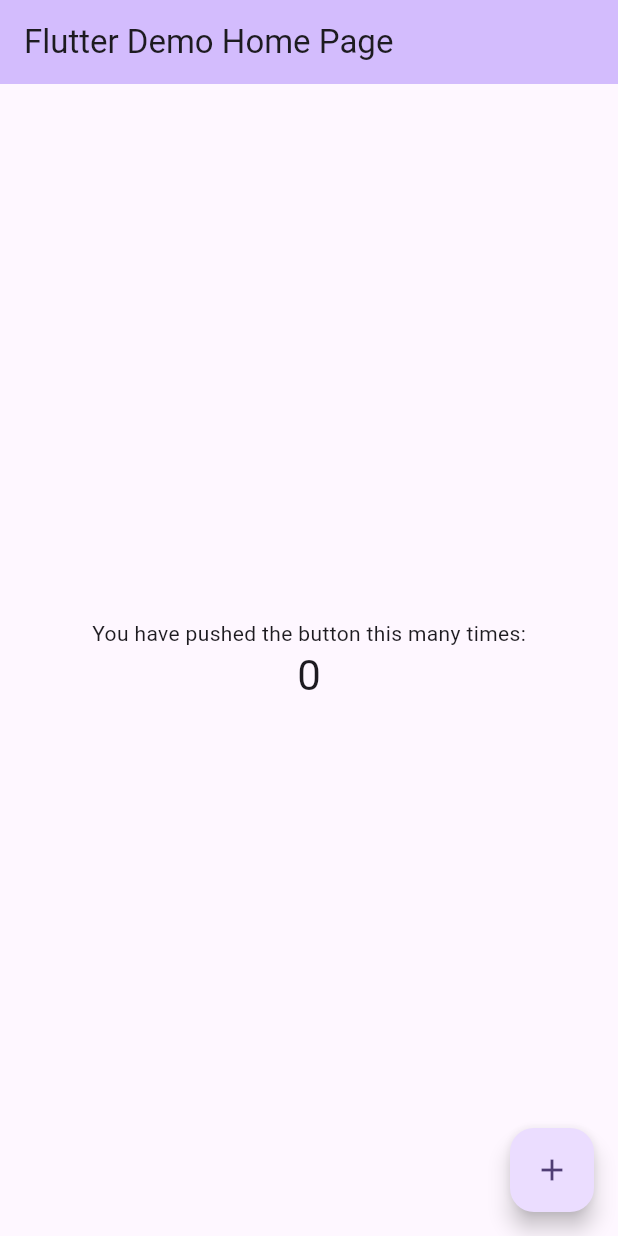
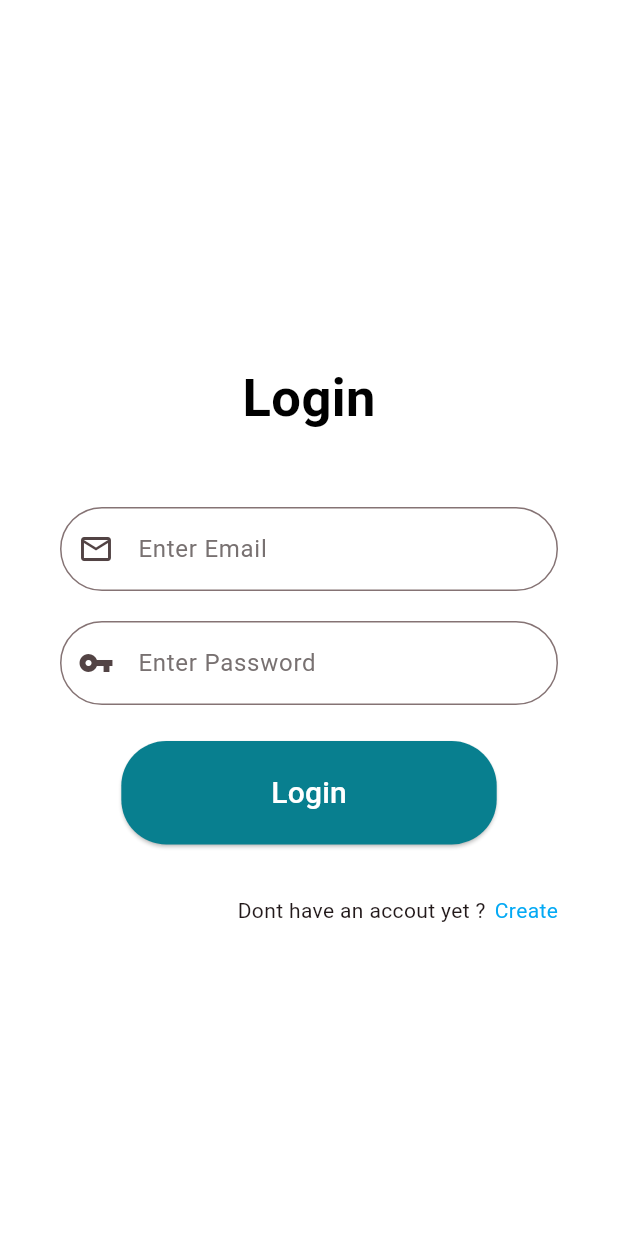
Before and after one commit to dilshankunnummal/labor_managment, a Flutter app: the screen it shows after launch, on a phone screen of 412 x 824 dp. Run offline on Flutter 3.47's test engine with Material 3 defaults, Android fonts, the phone set to English and light mode, and no system bars.

Commit message:
login/register-wrker

```diff
--- /dev/null
+++ b/lib/constants/colors.dart
@@ -0,0 +1,8 @@
+import 'package:flutter/material.dart';
+
+const Color primaryColor = Colors.white;
+const Color secondaryColor = Color.fromARGB(15, 44, 105, 94);
+const Color black = Colors.black;
+const Color buttonColor = Color(0xFF087F8F);
+const Color ash = Color(0xFF787171);
+const Color blue = Colors.lightBlue;
--- a/lib/main.dart
+++ b/lib/main.dart
@@ -1,125 +1,39 @@
 import 'package:flutter/material.dart';
+import 'package:labor_managment/constants/colors.dart';
+import 'package:labor_managment/worker/worker_home.dart';
+import 'package:labor_managment/worker/worker_login.dart';
+import 'package:labor_managment/worker/worker_registration.dart';
 
 void main() {
   runApp(const MyApp());
 }
 
-class MyApp extends StatelessWidget {
+class MyApp extends StatefulWidget {
   const MyApp({super.key});
 
-  // This widget is the root of your application.
+  @override
+  State<MyApp> createState() => _MyAppState();
+}
+
+class _MyAppState extends State<MyApp> {
   @override
   Widget build(BuildContext context) {
     return MaterialApp(
-      title: 'Flutter Demo',
+      debugShowCheckedModeBanner: false,
+      initialRoute: '/workerLogin',
+      routes: {
+        '/workerRegistration': (context) => WorkerRegistration(),
+        '/workerLogin': (context) => WorkerLogin(),
+        '/workerHome': (context) => WorkerHome()
+      },
       theme: ThemeData(
-        // This is the theme of your application.
-        //
-        // TRY THIS: Try running your application with "flutter run". You'll see
-        // the application has a purple toolbar. Then, without quitting the app,
-        // try changing the seedColor in the colorScheme below to Colors.green
-        // and then invoke "hot reload" (save your changes or press the "hot
-        // reload" button in a Flutter-supported IDE, or press "r" if you used
-        // the command line to start the app).
-        //
-        // Notice that the counter didn't reset back to zero; the application
-        // state is not lost during the reload. To reset the state, use hot
-        // restart instead.
-        //
-        // This works for code too, not just values: Most code changes can be
-        // tested with just a hot reload.
-        colorScheme: ColorScheme.fromSeed(seedColor: Colors.deepPurple),
+        colorScheme: ColorScheme.fromSeed(seedColor: ash),
         useMaterial3: true,
+        scaffoldBackgroundColor: Colors.white,
+        appBarTheme: AppBarTheme(backgroundColor: Colors.white),
+        primarySwatch: Colors.blue,
+        brightness: Brightness.light,
       ),
-      home: const MyHomePage(title: 'Flutter Demo Home Page'),
     );
   }
 }
-
-class MyHomePage extends StatefulWidget {
-  const MyHomePage({super.key, required this.title});
-
-  // This widget is the home page of your application. It is stateful, meaning
-  // that it has a State object (defined below) that contains fields that affect
-  // how it looks.
-
-  // This class is the configuration for the state. It holds the values (in this
-  // case the title) provided by the parent (in this case the App widget) and
-  // used by the build method of the State. Fields in a Widget subclass are
-  // always marked "final".
-
-  final String title;
-
-  @override
-  State<MyHomePage> createState() => _MyHomePageState();
-}
-
-class _MyHomePageState extends State<MyHomePage> {
-  int _counter = 0;
-
-  void _incrementCounter() {
-    setState(() {
-      // This call to setState tells the Flutter framework that something has
-      // changed in this State, which causes it to rerun the build method below
-      // so that the display can reflect the updated values. If we changed
-      // _counter without calling setState(), then the build method would not be
-      // called again, and so nothing would appear to happen.
-      _counter++;
-    });
-  }
-
-  @override
-  Widget build(BuildContext context) {
-    // This method is rerun every time setState is called, for instance as done
-    // by the _incrementCounter method above.
-    //
-    // The Flutter framework has been optimized to make rerunning build methods
-    // fast, so that you can just rebuild anything that needs updating rather
-    // than having to individually change instances of widgets.
-    return Scaffold(
-      appBar: AppBar(
-        // TRY THIS: Try changing the color here to a specific color (to
-        // Colors.amber, perhaps?) and trigger a hot reload to see the AppBar
-        // change color while the other colors stay the same.
-        backgroundColor: Theme.of(context).colorScheme.inversePrimary,
-        // Here we take the value from the MyHomePage object that was created by
-        // the App.build method, and use it to set our appbar title.
-        title: Text(widget.title),
-      ),
-      body: Center(
-        // Center is a layout widget. It takes a single child and positions it
-        // in the middle of the parent.
-        child: Column(
-          // Column is also a layout widget. It takes a list of children and
-          // arranges them vertically. By default, it sizes itself to fit its
-          // children horizontally, and tries to be as tall as its parent.
-          //
-          // Column has various properties to control how it sizes itself and
-          // how it positions its children. Here we use mainAxisAlignment to
-          // center the children vertically; the main axis here is the vertical
-          // axis because Columns are vertical (the cross axis would be
-          // horizontal).
-          //
-          // TRY THIS: Invoke "debug painting" (choose the "Toggle Debug Paint"
-          // action in the IDE, or press "p" in the console), to see the
-          // wireframe for each widget.
-          mainAxisAlignment: MainAxisAlignment.center,
-          children: <Widget>[
-            const Text(
-              'You have pushed the button this many times:',
-            ),
-            Text(
-              '$_counter',
-              style: Theme.of(context).textTheme.headlineMedium,
-            ),
-          ],
-        ),
-      ),
-      floatingActionButton: FloatingActionButton(
-        onPressed: _incrementCounter,
-        tooltip: 'Increment',
-        child: const Icon(Icons.add),
-      ), // This trailing comma makes auto-formatting nicer for build methods.
-    );
-  }
-}
--- /dev/null
+++ b/lib/widget/button.dart
@@ -0,0 +1,33 @@
+import 'package:flutter/material.dart';
+import 'package:labor_managment/constants/colors.dart';
+
+class CustomElevatedButton extends StatelessWidget {
+  final VoidCallback onPressed;
+  final String buttonText;
+
+  CustomElevatedButton({
+    required this.onPressed,
+    required this.buttonText,
+  });
+
+  @override
+  Widget build(BuildContext context) {
+    return ElevatedButton(
+      onPressed: onPressed,
+      child: Text(
+        buttonText,
+        style: TextStyle(
+          color: primaryColor,
+          fontSize: 20,
+        ),
+      ),
+      style: ElevatedButton.styleFrom(
+        backgroundColor: buttonColor,
+        padding: EdgeInsets.symmetric(horizontal: 100, vertical: 20),
+        shape: RoundedRectangleBorder(
+          borderRadius: BorderRadius.circular(30.0),
+        ),
+      ),
+    );
+  }
+}
--- /dev/null
+++ b/lib/widget/textfield.dart
@@ -0,0 +1,33 @@
+import 'package:flutter/material.dart';
+import 'package:labor_managment/constants/colors.dart';
+
+class CustomTextField extends StatelessWidget {
+  final String labelText;
+  final IconData prefixIcon;
+
+  CustomTextField(
+      {required this.labelText,
+      required this.prefixIcon,
+      required TextEditingController controller,
+      required bool obscureText});
+
+  @override
+  Widget build(BuildContext context) {
+    return TextFormField(
+      style: TextStyle(color: primaryColor),
+      decoration: InputDecoration(
+        labelText: labelText,
+        labelStyle: TextStyle(color: ash),
+        iconColor: ash,
+        prefixIcon: Icon(prefixIcon),
+        border: OutlineInputBorder(
+          borderRadius: BorderRadius.circular(30.0),
+        ),
+        focusedBorder: OutlineInputBorder(
+          borderSide: BorderSide(color: ash),
+          borderRadius: BorderRadius.circular(30.0),
+        ),
+      ),
+    );
+  }
+}
--- /dev/null
+++ b/lib/worker/worker_login.dart
@@ -0,0 +1,87 @@
+import 'package:flutter/material.dart';
+import 'package:labor_managment/constants/colors.dart';
+import 'package:labor_managment/widget/button.dart';
+import 'package:labor_managment/widget/textfield.dart';
+
+class WorkerLogin extends StatefulWidget {
+  const WorkerLogin({super.key});
+
+  @override
+  State<WorkerLogin> createState() => _WorkerLoginState();
+}
+
+class _WorkerLoginState extends State<WorkerLogin> {
+  TextEditingController passwordTextController = TextEditingController();
+  TextEditingController emailTextController = TextEditingController();
+  final _formKey = GlobalKey<FormState>();
+
+  @override
+  Widget build(BuildContext context) {
+    return Scaffold(
+      body: Stack(children: [
+        Padding(
+            padding: const EdgeInsets.only(top: 200.0),
+            child: Container(
+              padding: EdgeInsets.all(24),
+              child: Padding(
+                padding: const EdgeInsets.all(16.0),
+                child: SingleChildScrollView(
+                  child: Form(
+                    key: _formKey,
+                    child: Column(
+                      crossAxisAlignment: CrossAxisAlignment.center,
+                      mainAxisAlignment: MainAxisAlignment.center,
+                      children: [
+                        Text(
+                          'Login',
+                          style: TextStyle(
+                              color: black,
+                              fontSize: 35,
+                              fontWeight: FontWeight.bold),
+                        ),
+                        SizedBox(height: 48),
+                        CustomTextField(
+                          labelText: 'Enter Email',
+                          prefixIcon: Icons.mail_outline,
+                          controller: emailTextController,
+                          obscureText: false,
+                        ),
+                        const SizedBox(
+                          height: 20,
+                        ),
+                        CustomTextField(
+                          labelText: 'Enter Password',
+                          prefixIcon: Icons.vpn_key,
+                          controller: passwordTextController,
+                          obscureText: true,
+                        ),
+                        SizedBox(height: 24),
+                        CustomElevatedButton(
+                            onPressed: () {}, buttonText: 'Login'),
+                        const SizedBox(height: 34.0),
+                        Row(
+                          mainAxisAlignment: MainAxisAlignment.end,
+                          children: [
+                            Text('Dont have an accout yet ?'),
+                            SizedBox(width: 6),
+                            GestureDetector(
+                                onTap: () {
+                                  Navigator.pushNamed(
+                                      context, '/workerRegistration');
+                                },
+                                child: Text(
+                                  'Create',
+                                  style: TextStyle(color: blue),
+                                ))
+                          ],
+                        ),
+                      ],
+                    ),
+                  ),
+                ),
+              ),
+            ))
+      ]),
+    );
+  }
+}
```
Also changed, not shown: lib/worker/worker_home.dart (added, +19 -0 lines), lib/worker/worker_registration.dart (added, +172 -0 lines), lib/user/user_login.dart (added), lib/user/user_registration.dart (added).
